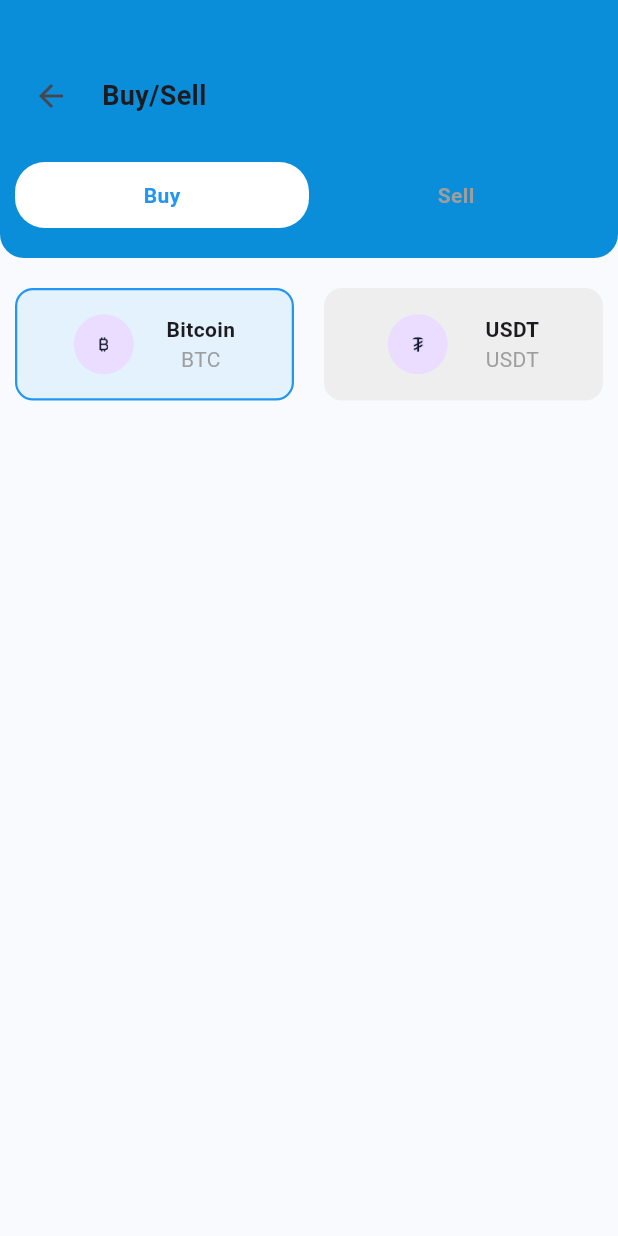
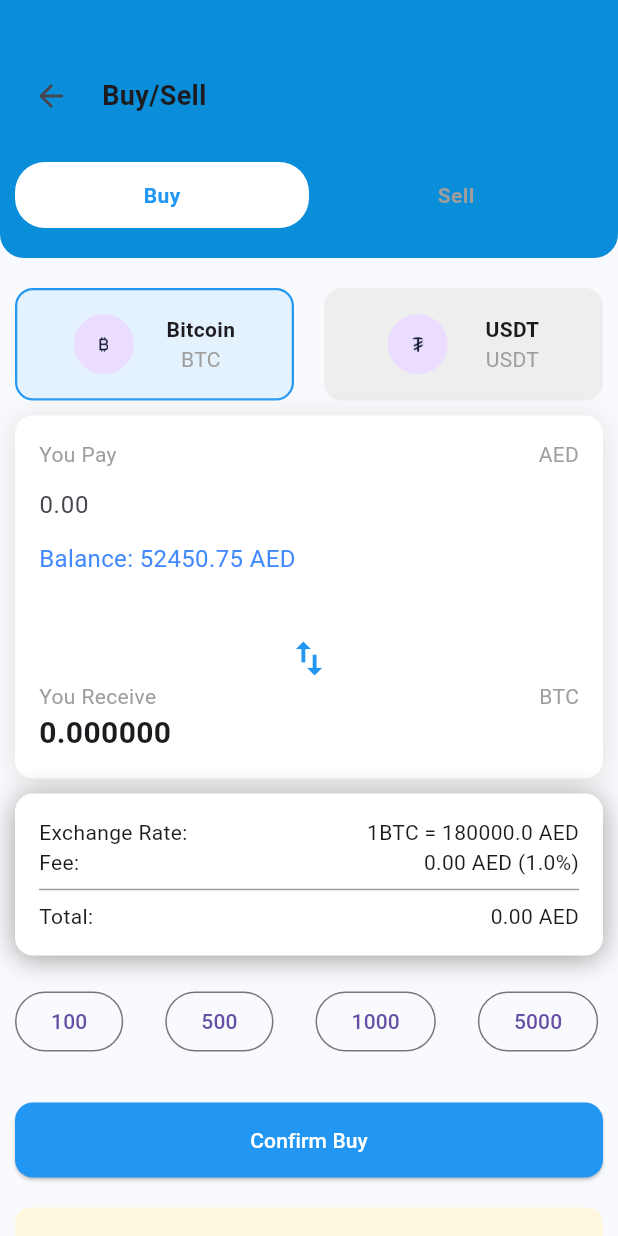
Before and after one commit to ShakouatSayed/bitdubai, a Flutter app: the BuySell screen opened directly, on a phone screen of 412 x 824 dp. Run offline on Flutter 3.47's test engine with Material 3 defaults, Android fonts, the phone set to English and light mode, and no system bars; our stand-ins replace get.

Commit message:
14/10/2025

```diff
--- a/lib/buySell/BuySell.dart
+++ b/lib/buySell/BuySell.dart
@@ -13,13 +13,25 @@
       body: Obx((){
         if(controller.assets.isEmpty) {
           return Center(child: CircularProgressIndicator());
-        } return Column(
+        } return SingleChildScrollView(
+          child: Column(
             crossAxisAlignment: CrossAxisAlignment.start,
             children: [
               _buildCustomAppbar(),
               SizedBox(height: 20),
               _buildAssetSelection(),
+              SizedBox(height: 10),
+              _buildPaymentSections(),
+              SizedBox(height: 10),
+              _buildExchangeSection(),
+              SizedBox(height: 10),
+              _buildQuickAmounts(),
+              SizedBox(height: 10),
+              _buildConfirmButton(),
+              SizedBox(height: 10),
+              _buildInfoCard(),
             ],
+          ),
         );
       }),
 
@@ -79,6 +91,7 @@
       ),
     );
   }
+
   Widget _buildAssetSelection() {
     return Obx(() => Row(
       mainAxisAlignment:  MainAxisAlignment.spaceEvenly,
@@ -129,6 +142,7 @@
     return Obx((){
       final selected = controller.selectedAsset.value!;
       return Container(
+        margin: EdgeInsets.symmetric(horizontal: 10),
         padding: EdgeInsets.all(16),
         decoration: BoxDecoration(
           color: Colors.white,
@@ -136,7 +150,7 @@
           boxShadow:[
             BoxShadow(
               color: Colors.grey.shade300,
-              blurRadius: 6,
+              blurRadius: 15,
               offset: Offset(0, 2),
             ),
           ]
@@ -147,14 +161,126 @@
             _buildRow("You Pay", controller.currency.value),
             TextField(
               keyboardType: TextInputType.number,
-              decoration: InputDecoration(hintText: "0.00"),
+              //textInputAction: TextInputAction.none,
+              decoration: InputDecoration(hintText: "0.00", border: InputBorder.none),
+              //enabled: false,
               onChanged: (val) => controller.updatePay(double.tryParse(val) ?? 0),
             ),
-            SizedBox(height: 10),
+
+            Text("Balance: ${controller.balance.value} AED", style: TextStyle(fontSize: 16, color: Colors.blueAccent)),
+            SizedBox(height: 40),
+            Center(
+              child: Icon(Icons.swap_vert, color: Colors.blue, size: 30),
+            ),
+            _buildRow("You Receive", selected.symbol),
+            Text(controller.receiveAmount.value.toStringAsFixed(6), style: TextStyle(fontSize: 20, fontWeight: FontWeight.bold)),
           ],
         ),
       );
     });
+  }
+
+  Widget _buildExchangeSection()  {
+    return Obx(() {
+      final selected = controller.selectedAsset.value!;
+      final rate = controller.mode.value == "Buy" ? selected.buyRate : selected.sellRate;
+
+      return Container(
+        margin: EdgeInsets.symmetric(horizontal: 10),
+        padding: EdgeInsets.all(16),
+        width: double.infinity,
+        decoration: BoxDecoration(
+          color: Colors.white,
+          borderRadius: BorderRadius.circular(12),
+          boxShadow: [
+            BoxShadow(
+              blurRadius: 15,
+              color: Colors.grey,
+              offset: Offset(0, 2),
+            ),
+          ]
+        ),
+        child: Column(
+          //mainAxisAlignment: MainAxisAlignment.spaceBetween,
+          crossAxisAlignment: CrossAxisAlignment.start,
+          children: [
+           Row(
+             mainAxisAlignment: MainAxisAlignment.spaceBetween,
+             children: [
+               Text("Exchange Rate: "),
+               Text("1${selected.symbol} = $rate ${controller.currency.value}"),
+             ],
+           ),
+           Row(
+             mainAxisAlignment: MainAxisAlignment.spaceBetween,
+             children: [
+               Text("Fee: "),
+               Text("${controller.fee.toStringAsFixed(2)} ${controller.currency.value} (${controller.feePercent.value}%)"),
+             ],
+           ),
+            Divider(thickness: 1, color: Colors.grey),
+            Row(
+              mainAxisAlignment: MainAxisAlignment.spaceBetween,
+              children: [
+                Text("Total: "),
+                Text("${controller.total.toStringAsFixed(2)} ${controller.currency.value}"),
+              ],
+            ),
+
+
+          ],
+        ),
+      );
+    });
+  }
+
+  Widget _buildQuickAmounts(){
+    return Obx(() => Padding(
+      padding: EdgeInsets.fromLTRB(10, 10, 10, 10),
+      child: Wrap(
+        spacing: 28,
+        runSpacing: 10,
+        // crossAxisAlignment: WrapCrossAlignment.end,
+        // alignment: WrapAlignment.spaceAround,
+        children: controller.amountOptions.map((amt){
+          return OutlinedButton(onPressed:() => controller.updatePay(amt.toDouble()), child: Text("$amt"));
+        }).toList(),
+      ),
+    ));
+  }
+
+  Widget _buildConfirmButton() {
+    return Padding(
+      padding: EdgeInsets.fromLTRB(10, 10, 10, 10),
+      child: SizedBox(
+        width: double.infinity,
+        height: 50,
+        child: ElevatedButton(onPressed: (){},style: ElevatedButton.styleFrom(
+          backgroundColor: Colors.blue,
+          padding: EdgeInsets.symmetric(horizontal: 60, vertical: 14),
+          shape: RoundedRectangleBorder(borderRadius: BorderRadius.circular(12)),
+        ), child: Obx(() => Text(controller.mode.value =="Buy" ? "Confirm Buy" : "Confirm Sell", style: TextStyle(color: Colors.white))),
+        ),
+      ),
+    );
+  }
+
+  Widget _buildInfoCard(){
+    return Obx(() => Container(
+      padding: EdgeInsets.all(16),
+      margin: EdgeInsets.symmetric(horizontal: 10),
+      decoration: BoxDecoration(
+        color: Colors.amber.shade50,
+        borderRadius: BorderRadius.circular(10),
+      ),
+      child: Row(
+        children: [
+          Icon(Icons.info_outline, color: Colors.amber),
+          SizedBox(width: 10),
+          Expanded(child: Text(controller.infoText.value)),
+        ],
+      ),
+    ));
   }
 
   Widget _buildRow(String left, String right){
```
Lines whose indentation alone changed are shown as unchanged.
